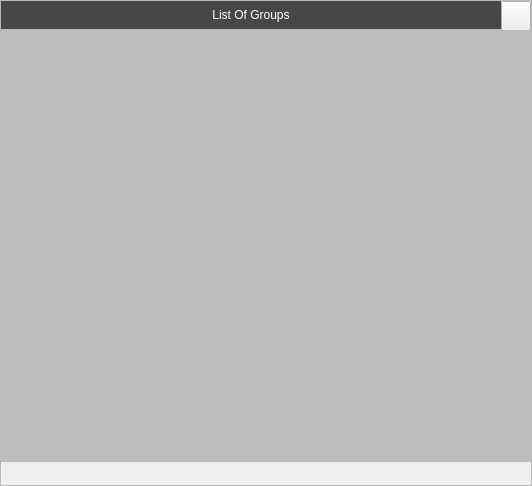
The window that Resources/Ui/AlterGroups.ui (Darshitjivani/MBAS) describes before a commit, drawn with Qt 5.
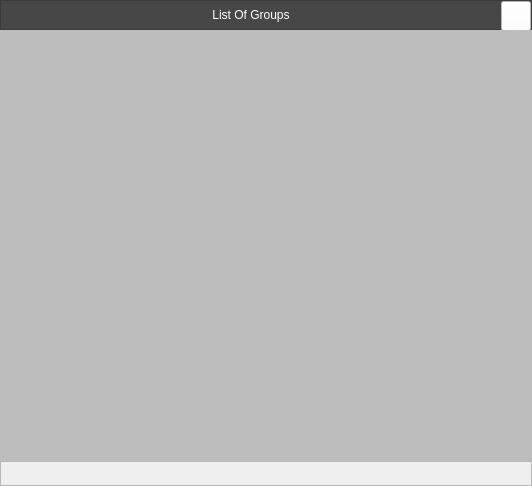
The same window after the commit. Icons and pictures are not drawn.

The edit to the form file:
```diff
--- a/Resources/Ui/AlterGroups.ui
+++ b/Resources/Ui/AlterGroups.ui
@@ -41,6 +41,10 @@
         <height>30</height>
        </size>
       </property>
+      <property name="styleSheet">
+       <string notr="true">background-color: rgb(75,75,75);
+color: rgb(255, 255, 255);</string>
+      </property>
       <property name="frameShape">
        <enum>QFrame::StyledPanel</enum>
       </property>
@@ -106,6 +110,11 @@
            <height>30</height>
           </size>
          </property>
+         <property name="styleSheet">
+          <string notr="true">background-color:white
+
+</string>
+         </property>
          <property name="text">
           <string/>
          </property>
```
Left out of the diff: 6 changed lines with no effect on the pictures.
